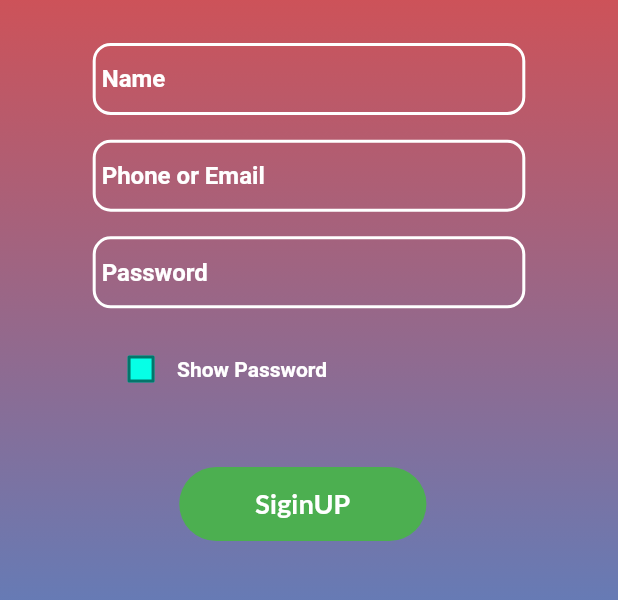
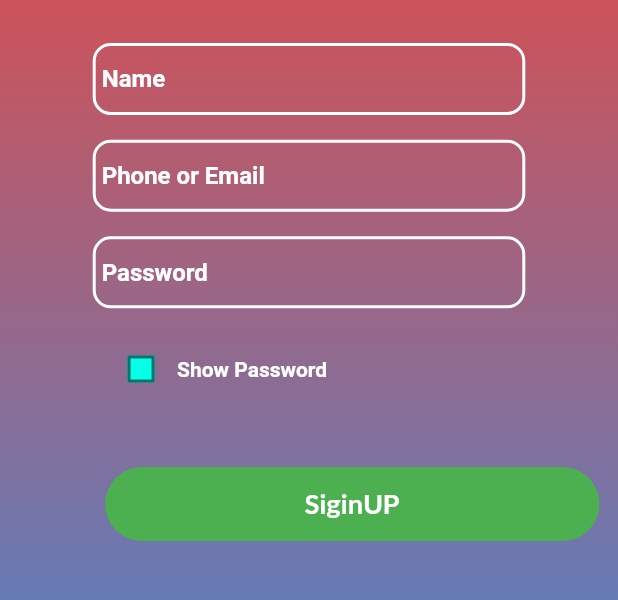
Before and after one commit to PrabeshPP/Sneakers-Shop, a Flutter app: the screen it shows after launch, on a phone screen of 412 x 824 dp, the part 229-829 px from its top. Run offline on Flutter 3.47's test engine with Material 2 defaults, Android fonts, the phone set to English and light mode, and no system bars; our stand-ins replace bloc, equatable, flutter_bloc, google_fonts, shared_preferences.

Commit message:
Added ScrollView Widget

```diff
--- a/sneakers/lib/view/pages/OnBoardingScreen/sigin_up.dart
+++ b/sneakers/lib/view/pages/OnBoardingScreen/sigin_up.dart
@@ -7,8 +7,11 @@ class SiginUpPage extends StatelessWidget {
 
   @override
   Widget build(BuildContext context) {
-    return Material(
-      child: Ink(
+    return Scaffold(
+
+     body: Ink(
+        height: MediaQuery.of(context).size.height,
+        width: MediaQuery.of(context).size.width,
         decoration:const BoxDecoration(
           gradient: LinearGradient(colors: [Colors.red,Colors.blue]
           ,begin: Alignment.topCenter,
--- a/sneakers/lib/view/widgets/UI/siginup_field.dart
+++ b/sneakers/lib/view/widgets/UI/siginup_field.dart
@@ -18,7 +18,7 @@ class SiginUp extends StatelessWidget {
           child: SizedBox(
               width: MediaQuery.of(context).size.width * 0.7,
               child: TextField(
-                cursorColor: Colors.black,
+                cursorColor: Colors.blue,
                 style: const TextStyle(
                     color: Color.fromARGB(255, 255, 253, 253),
                     fontSize: 16,
@@ -49,7 +49,7 @@ class SiginUp extends StatelessWidget {
           child: SizedBox(
               width: MediaQuery.of(context).size.width * 0.7,
               child: TextField(
-                cursorColor: Colors.black,
+                cursorColor: Colors.blue,
                 style: const TextStyle(
                     color: Color.fromARGB(255, 255, 253, 253),
                     fontSize: 16,
@@ -78,7 +78,7 @@ class SiginUp extends StatelessWidget {
               width: MediaQuery.of(context).size.width * 0.7,
               child: TextField(
                 obscureText: isVisible,
-                cursorColor: Colors.teal,
+                cursorColor: Colors.blue,
                 style: const TextStyle(
                     color: Color.fromARGB(255, 255, 253, 253),
                     fontSize: 16,
--- a/sneakers/lib/view/widgets/UI/siginup_ui.dart
+++ b/sneakers/lib/view/widgets/UI/siginup_ui.dart
@@ -8,12 +8,13 @@ class SiginUpUI extends StatelessWidget {
   @override
   Widget build(BuildContext context) {
     var size = MediaQuery.of(context).size;
-    return Column(
+    return SingleChildScrollView(
+      child: Column(
         crossAxisAlignment: CrossAxisAlignment.start,
         children: [
           Padding(
-          padding:
-              EdgeInsets.only(top: size.height * 0.1, left: size.width * 0.18),
+            padding: EdgeInsets.only(
+                top: size.height * 0.1, left: size.width * 0.18),
             child: Row(
               children: [
                 Text(
@@ -34,20 +35,21 @@ class SiginUpUI extends StatelessWidget {
               ],
             ),
           ),
-
           Padding(
             padding: EdgeInsets.only(left: size.width * 0.15),
             child: const SiginUp(),
           ),
           Padding(
-          padding:
-              EdgeInsets.only(left: size.width * 0.29, top: size.height * 0.05),
+            padding: EdgeInsets.only(
+                left: size.width * 0.17,
+                top: size.height * 0.05,
+                bottom: size.height * 0.03),
             child: InkWell(
               borderRadius: BorderRadius.circular(25.0),
               onTap: () {},
               child: Ink(
                 height: size.height * 0.06,
-              width: size.height * 0.2,
+                width: size.height * 0.4,
                 decoration: BoxDecoration(
                   color: Colors.green,
                   borderRadius: BorderRadius.circular(25.0),
@@ -66,6 +68,7 @@ class SiginUpUI extends StatelessWidget {
             ),
           )
         ],
+      ),
     );
   }
 }
```
Also changed, not shown: 2 other files. Lines whose indentation alone changed are shown as unchanged.
